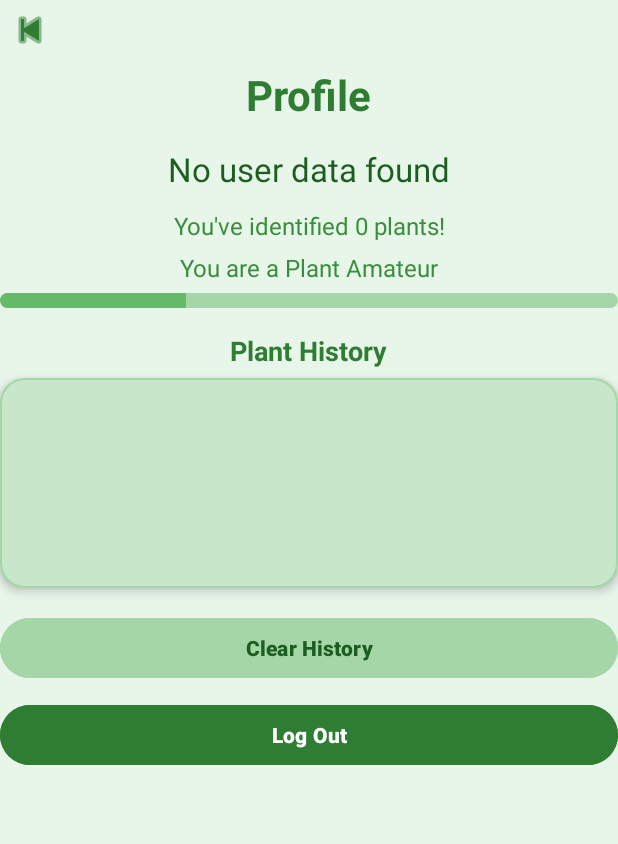
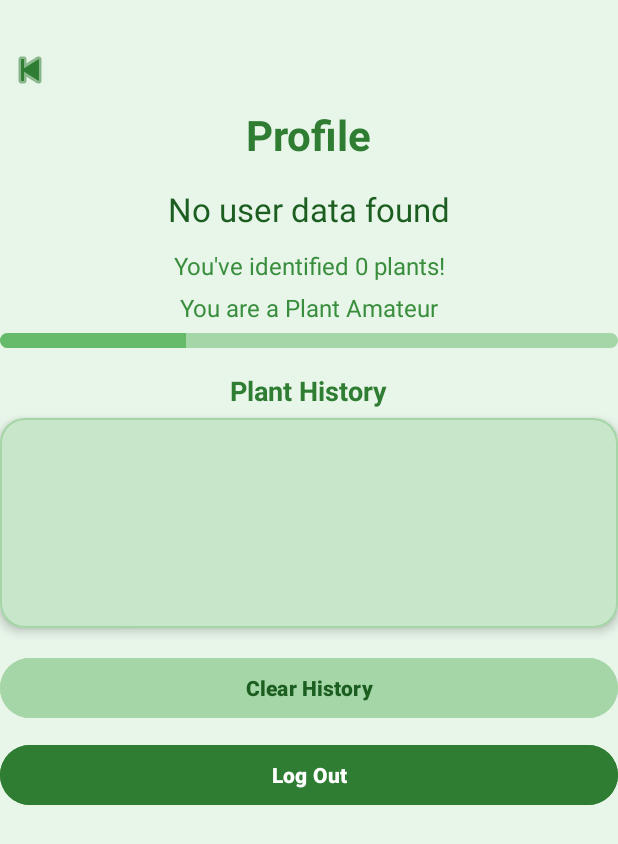
Before and after one commit to coenelec390-fall2025/plantapp, an Android app: the screen it shows after launch once a user with an empty profile is signed in (SettingsActivity), after a tap on "Profile", on a phone screen of 412 x 824 dp. Shown: the top 844 px of the screen. Run offline under Robolectric (Android 15) with nearby library versions, the phone set to English and light mode, and no system bars; our stand-ins replace Firebase (no records; nobody signed in at launch, a user with empty details on screens opened directly).

Commit message:
padding fix

```diff
--- a/app/src/main/java/com/example/plantapp/MainActivity.java
+++ b/app/src/main/java/com/example/plantapp/MainActivity.java
@@ -11,6 +11,9 @@ import android.widget.Toast;
 
 import androidx.activity.EdgeToEdge;
 import androidx.appcompat.app.AppCompatActivity;
+import androidx.core.graphics.Insets;
+import androidx.core.view.ViewCompat;
+import androidx.core.view.WindowInsetsCompat;
 
 import com.google.firebase.auth.FirebaseAuth;
 import com.google.firebase.auth.FirebaseUser;
@@ -33,6 +36,13 @@ public class MainActivity extends AppCompatActivity {
         super.onCreate(savedInstanceState);
         EdgeToEdge.enable(this);
         setContentView(R.layout.activity_main);
+
+        View root = findViewById(R.id.main);
+        ViewCompat.setOnApplyWindowInsetsListener(root, (v, insets) -> {
+            Insets sys = insets.getInsets(WindowInsetsCompat.Type.systemBars());
+            v.setPadding(sys.left, sys.top + 40, sys.right, sys.bottom); // add ~40dp extra top padding
+            return insets;
+        });
 
         mAuth = FirebaseAuth.getInstance();
         db = FirebaseFirestore.getInstance();
--- a/app/src/main/java/com/example/plantapp/SettingsActivity.java
+++ b/app/src/main/java/com/example/plantapp/SettingsActivity.java
@@ -27,6 +27,13 @@ public class SettingsActivity extends AppCompatActivity {
         EdgeToEdge.enable(this);
         setContentView(R.layout.activity_settings);
 
+        View root = findViewById(R.id.main);
+        ViewCompat.setOnApplyWindowInsetsListener(root, (v, insets) -> {
+            Insets sys = insets.getInsets(WindowInsetsCompat.Type.systemBars());
+            v.setPadding(sys.left, sys.top + 40, sys.right, sys.bottom); // add ~40dp extra top padding
+            return insets;
+        });
+
         // 🔙 Back button
         findViewById(R.id.BackButton).setOnClickListener(v -> finish());
         usernameDisplay = findViewById(R.id.UsernameDisplay);
@@ -44,15 +51,6 @@ public class SettingsActivity extends AppCompatActivity {
             startActivity(i);
         });
 
-        // Optional: keep system bar padding adjustments
-        View root = findViewById(R.id.main);
-        if (root != null) {
-            ViewCompat.setOnApplyWindowInsetsListener(root, (v, insets) -> {
-                Insets sys = insets.getInsets(WindowInsetsCompat.Type.systemBars());
-                v.setPadding(sys.left, sys.top, sys.right, sys.bottom);
-                return insets;
-            });
-        }
 
         loadUsername();
     }
```
Also changed, not shown: app/src/main/java/com/example/plantapp/CameraActivity.java (+12 -0 lines), app/src/main/java/com/example/plantapp/DescriptionActivity.java (+8 -0 lines).
